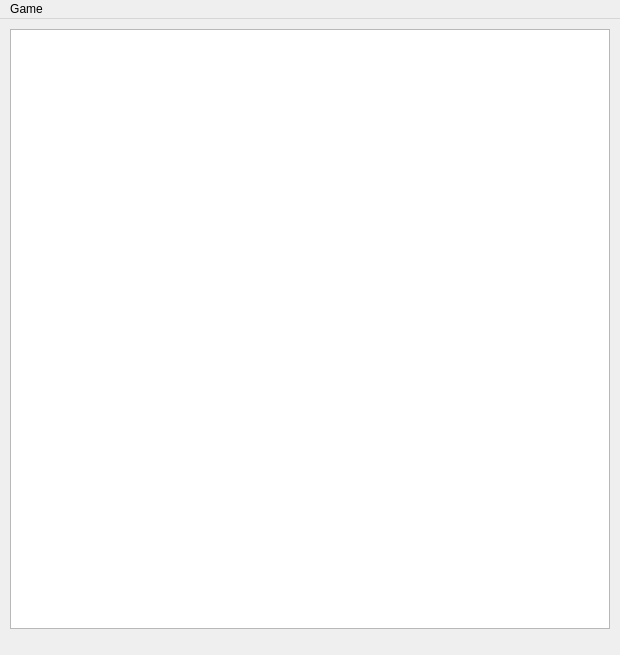
This is mainwindow.ui in bjmmedeiros/jogoC3_bruno-felipe as Qt 5 draws it before an edit. The edited form follows.
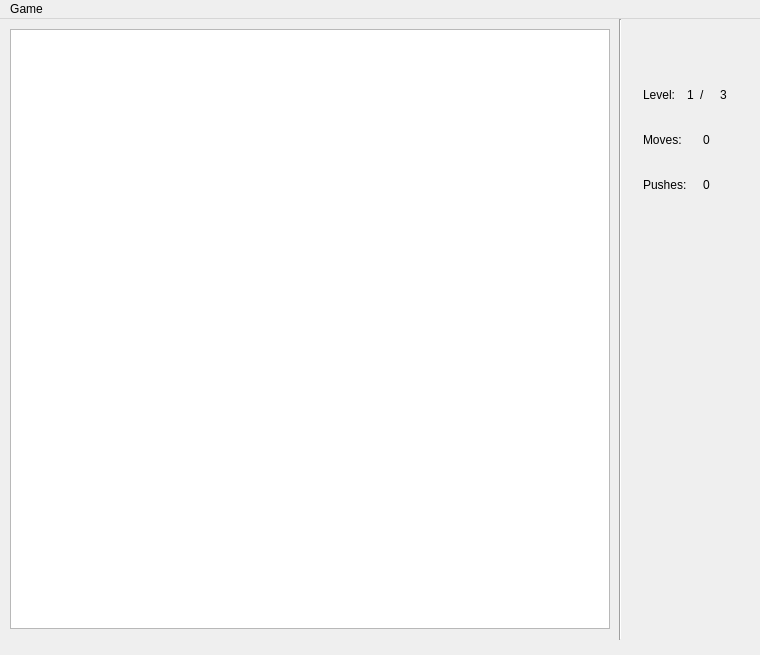
This is the edited form.

What changed in the file:
```diff
--- a/mainwindow.ui
+++ b/mainwindow.ui
@@ -6,7 +6,7 @@
    <rect>
     <x>0</x>
     <y>0</y>
-    <width>620</width>
+    <width>760</width>
     <height>655</height>
    </rect>
   </property>
@@ -56,13 +56,146 @@
      </sizepolicy>
     </property>
    </widget>
+   <widget class="QFrame" name="gameHUD">
+    <property name="geometry">
+     <rect>
+      <x>630</x>
+      <y>50</y>
+      <width>120</width>
+      <height>160</height>
+     </rect>
+    </property>
+    <property name="frameShape">
+     <enum>QFrame::NoFrame</enum>
+    </property>
+    <property name="frameShadow">
+     <enum>QFrame::Raised</enum>
+    </property>
+    <widget class="QLabel" name="label_level">
+     <property name="geometry">
+      <rect>
+       <x>13</x>
+       <y>14</y>
+       <width>38</width>
+       <height>23</height>
+      </rect>
+     </property>
+     <property name="text">
+      <string>Level:</string>
+     </property>
+    </widget>
+    <widget class="QLabel" name="label_currentLevel">
+     <property name="geometry">
+      <rect>
+       <x>57</x>
+       <y>14</y>
+       <width>16</width>
+       <height>23</height>
+      </rect>
+     </property>
+     <property name="text">
+      <string>1</string>
+     </property>
+    </widget>
+    <widget class="QLabel" name="label_moves">
+     <property name="geometry">
+      <rect>
+       <x>13</x>
+       <y>59</y>
+       <width>47</width>
+       <height>23</height>
+      </rect>
+     </property>
+     <property name="text">
+      <string>Moves:</string>
+     </property>
+    </widget>
+    <widget class="QLabel" name="label_pushes">
+     <property name="geometry">
+      <rect>
+       <x>13</x>
+       <y>104</y>
+       <width>49</width>
+       <height>23</height>
+      </rect>
+     </property>
+     <property name="text">
+      <string>Pushes:</string>
+     </property>
+    </widget>
+    <widget class="QLabel" name="label_of">
+     <property name="geometry">
+      <rect>
+       <x>70</x>
+       <y>10</y>
+       <width>16</width>
+       <height>31</height>
+      </rect>
+     </property>
+     <property name="text">
+      <string>/</string>
+     </property>
+    </widget>
+    <widget class="QLabel" name="label_maxLevel">
+     <property name="geometry">
+      <rect>
+       <x>90</x>
+       <y>10</y>
+       <width>16</width>
+       <height>31</height>
+      </rect>
+     </property>
+     <property name="text">
+      <string>3</string>
+     </property>
+    </widget>
+    <widget class="QLabel" name="pushes">
+     <property name="geometry">
+      <rect>
+       <x>73</x>
+       <y>104</y>
+       <width>16</width>
+       <height>23</height>
+      </rect>
+     </property>
+     <property name="text">
+      <string>0</string>
+     </property>
+    </widget>
+    <widget class="QLabel" name="moves">
+     <property name="geometry">
+      <rect>
+       <x>73</x>
+       <y>59</y>
+       <width>16</width>
+       <height>23</height>
+      </rect>
+     </property>
+     <property name="text">
+      <string>0</string>
+     </property>
+    </widget>
+   </widget>
+   <widget class="Line" name="line">
+    <property name="geometry">
+     <rect>
+      <x>610</x>
+      <y>0</y>
+      <width>20</width>
+      <height>621</height>
+     </rect>
+    </property>
+    <property name="orientation">
+     <enum>Qt::Vertical</enum>
+    </property>
+   </widget>
   </widget>
   <widget class="QMenuBar" name="menuBar">
    <property name="geometry">
     <rect>
      <x>0</x>
      <y>0</y>
-     <width>620</width>
+     <width>760</width>
      <height>31</height>
     </rect>
    </property>
```
